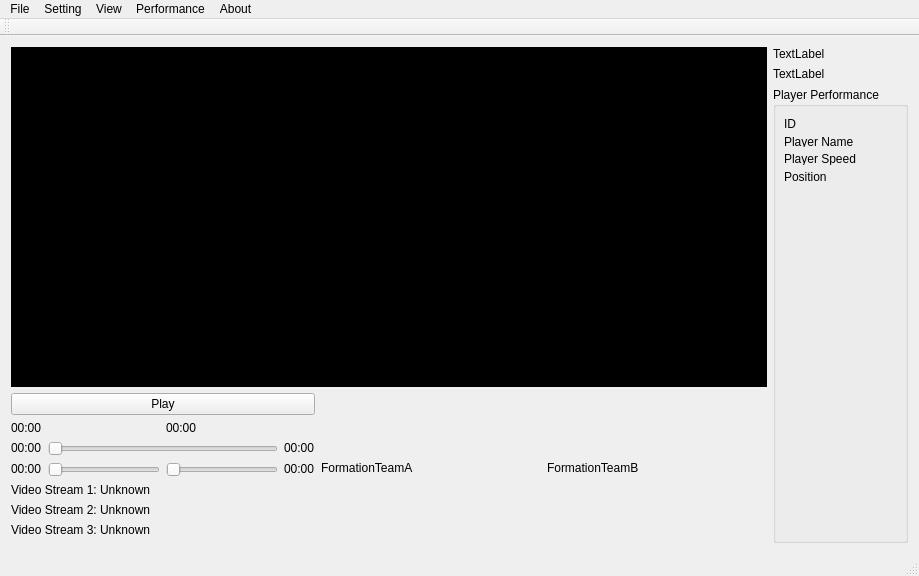
Above: lulusjuni/mainwindow.ui from hammashamzah/tugasakhir before the change. Below: the same form after it.
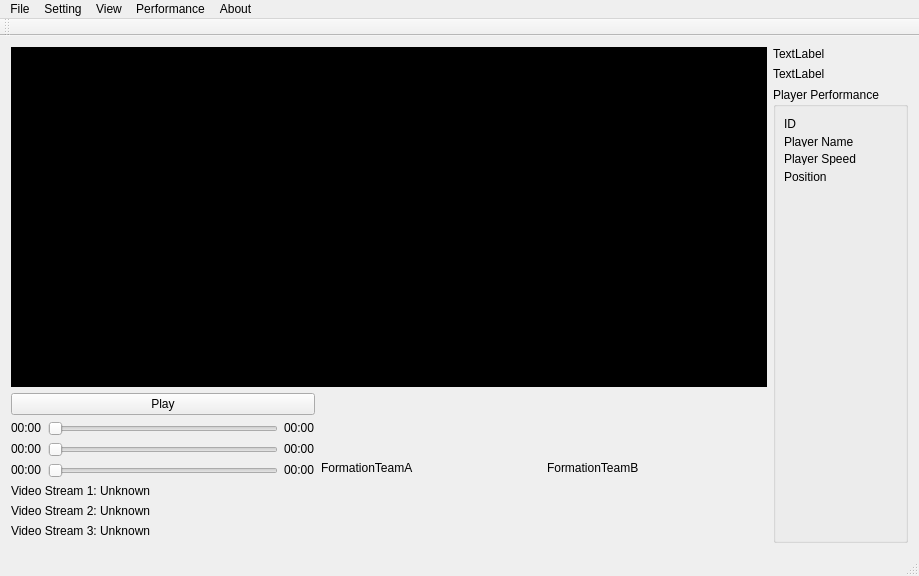
That is the form after the change. Custom widgets are drawn as their Qt base class.

```diff
--- a/lulusjuni/mainwindow.ui
+++ b/lulusjuni/mainwindow.ui
@@ -70,6 +70,13 @@
                 </property>
                </widget>
               </item>
+              <item>
+               <widget class="QSlider" name="time_slider_1">
+                <property name="orientation">
+                 <enum>Qt::Horizontal</enum>
+                </property>
+               </widget>
+              </item>
               <item>
                <widget class="QLabel" name="max_time_1">
                 <property name="sizePolicy">
@@ -144,13 +151,6 @@
                 </property>
                </widget>
               </item>
-              <item>
-               <widget class="QSlider" name="time_slider_1">
-                <property name="orientation">
-                 <enum>Qt::Horizontal</enum>
-                </property>
-               </widget>
-              </item>
               <item>
                <widget class="QLabel" name="max_time_3">
                 <property name="sizePolicy">
```
